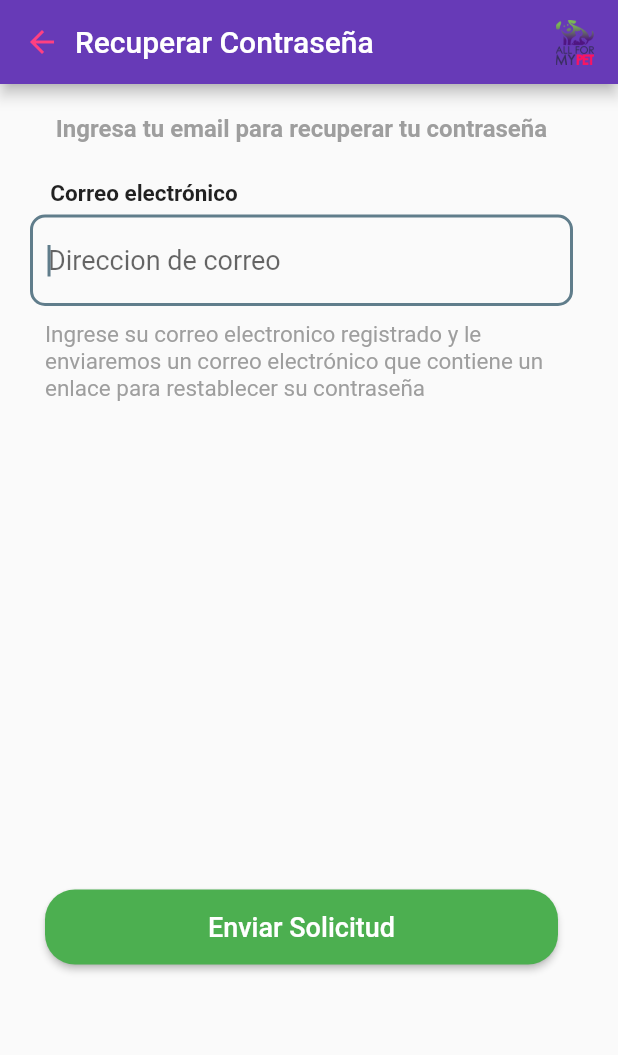
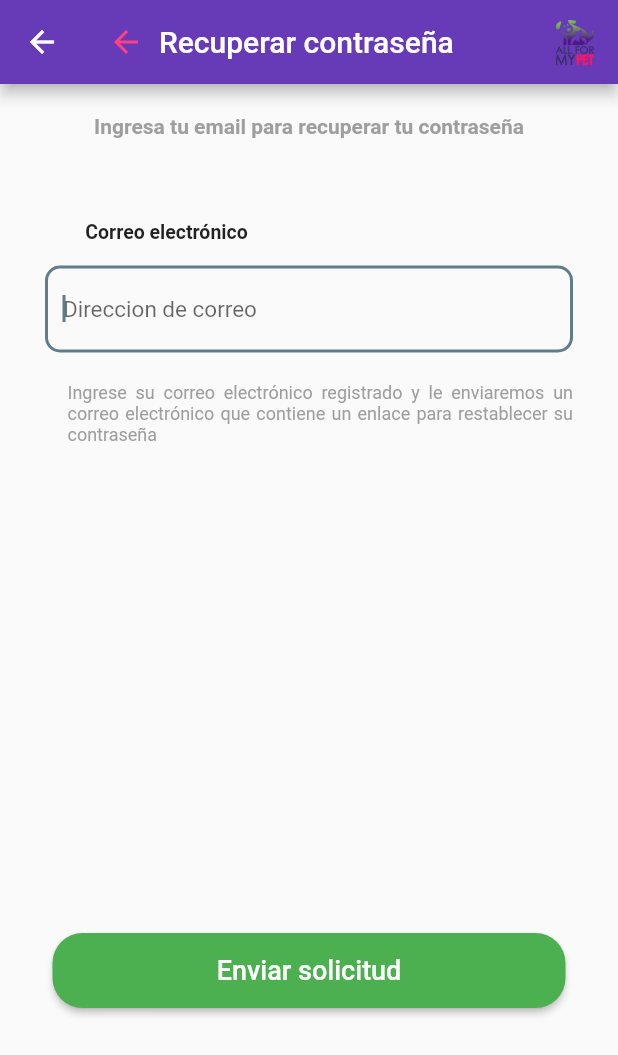
Before and after one commit to AlboresMagin/PROYECTO-MOVIL1-C2, a Flutter app: the ForgotPassword screen opened directly, on a phone screen of 412 x 824 dp. Shown: the top 1055 px of the screen. Run offline on Flutter 3.47's test engine with Material 2 defaults, Android fonts, the phone set to English and light mode, and no system bars; our stand-ins replace font_awesome_flutter.

Commit message:
Corregidos los errores de los mockups

```diff
--- a/lib/pages/login/fortgot.dart
+++ b/lib/pages/login/fortgot.dart
@@ -18,14 +18,14 @@
           children: const [
             Icon(Icons.arrow_back, color: Colors.pinkAccent),
             SizedBox(width: 10),
-            Text('Recuperar Contraseña'),
+            Text('Recuperar contraseña'),
             Spacer(),
             Align(
               alignment: Alignment.centerRight,
               child: Image(
-              image: AssetImage('assets/images/splash.png'),
-              height: 30,
-            ),
+                image: AssetImage('assets/images/splash.png'),
+                height: 30,
+              ),
             ),
           ],
         ),
@@ -33,7 +33,7 @@
       body: Container(
         width: size.width,
         height: size.height,
-        padding: const EdgeInsets.only(right: 10, left: 0),
+        padding: const EdgeInsets.only(right: 10, left: 10),
         child: SingleChildScrollView(
           child: Column(
             mainAxisAlignment: MainAxisAlignment.start,
@@ -43,22 +43,27 @@
                 child: const Text(
                   'Ingresa tu email para recuperar tu contraseña',
                   textAlign: TextAlign.center,
-                  style: TextStyle(fontSize: 16,fontWeight: FontWeight.bold, color: Colors.grey),
+                  style: TextStyle(
+                      fontSize: 14,
+                      fontWeight: FontWeight.bold,
+                      color: Colors.grey),
                 ),
               ),
+              SizedBox(height: 20),
               Container(
-                padding: const EdgeInsets.symmetric(vertical: 5, horizontal: 0),
-                margin: const EdgeInsets.only(right: 210),
+                padding:
+                    const EdgeInsets.symmetric(vertical: 15, horizontal: 0),
+                margin: const EdgeInsets.only(right: 190),
                 child: const Text(
                   'Correo electrónico',
-                  style: TextStyle(fontWeight: FontWeight.bold, fontSize: 15),
+                  style: TextStyle(fontWeight: FontWeight.bold, fontSize: 13),
                 ),
               ),
               Container(
                 margin: const EdgeInsets.only(right: 20, left: 20),
                 child: TextField(
                   textAlign: TextAlign.left,
-                  style: const TextStyle(fontSize: 18),
+                  style: const TextStyle(fontSize: 15),
                   autofocus: true,
                   decoration: const InputDecoration(
                     border: OutlineInputBorder(
@@ -70,14 +75,18 @@
                 ),
               ),
               Container(
-                margin: const EdgeInsets.only(left: 30, top: 10),
+                padding: const EdgeInsets.fromLTRB(35, 20, 20, 20),
                 alignment: Alignment.centerLeft,
                 child: const Text(
-                  'Ingrese su correo electronico registrado y le \nenviaremos un correo electrónico que contiene un \nenlace para restablecer su contraseña',
-                  style: TextStyle(color: Colors.grey, fontSize: 15),
+                  'Ingrese su correo electrónico registrado y le enviaremos un correo electrónico que contiene un enlace para restablecer su contraseña',
+                  style: TextStyle(
+                    color: Colors.grey,
+                    fontSize: 12
+                  ),
+                  textAlign: TextAlign.justify,
                 ),
               ),
-              const SizedBox(height: 65),
+              const SizedBox(height: 45),
               Container(
                 padding: const EdgeInsets.only(top: 260),
                 child: SizedBox(
@@ -90,7 +99,7 @@
                           shape: RoundedRectangleBorder(
                               borderRadius: BorderRadius.circular(20))),
                       child: const Text(
-                        'Enviar Solicitud',
+                        'Enviar solicitud',
                         style: TextStyle(fontSize: 18),
                       )),
                 ),
```
Also changed, not shown: lib/main.dart (+9 -2 lines), lib/pages/login/ChangePassword.dart (+9 -11 lines), lib/pages/login/home.dart (+7 -16 lines), lib/pages/login/login.dart (+29 -31 lines), lib/pages/login/register.dart (+42 -34 lines).
